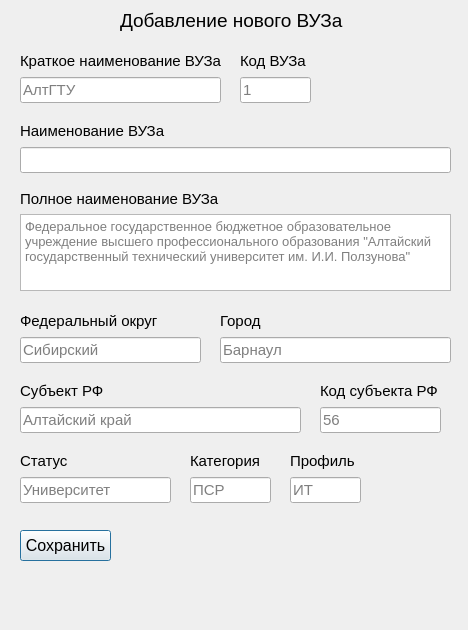
First picture: the form in ui/create_vuz.ui, repository came0987/dbms_mpei, before the edit.
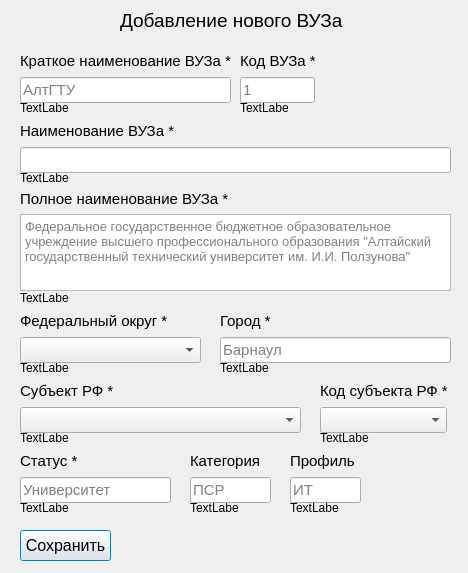
Second picture: the form after the edit.

Commit message: ui: changes in main ui, add grnti,vuz create modal windows

What changed in the file:
```diff
--- a/ui/create_vuz.ui
+++ b/ui/create_vuz.ui
@@ -7,7 +7,7 @@
     <x>0</x>
     <y>0</y>
     <width>468</width>
-    <height>630</height>
+    <height>573</height>
    </rect>
   </property>
   <property name="windowTitle">
@@ -49,7 +49,7 @@
     <string>Сохранить</string>
    </property>
   </widget>
-  <widget class="QWidget" name="">
+  <widget class="QWidget" name="layoutWidget">
    <property name="geometry">
     <rect>
      <x>20</x>
@@ -67,7 +67,7 @@
        </font>
       </property>
       <property name="text">
-       <string>Наименование ВУЗа</string>
+       <string>Наименование ВУЗа *</string>
       </property>
      </widget>
     </item>
@@ -82,7 +82,7 @@
     </item>
    </layout>
   </widget>
-  <widget class="QWidget" name="">
+  <widget class="QWidget" name="layoutWidget">
    <property name="geometry">
     <rect>
      <x>20</x>
@@ -100,7 +100,7 @@
        </font>
       </property>
       <property name="text">
-       <string>Полное наименование ВУЗа</string>
+       <string>Полное наименование ВУЗа *</string>
       </property>
      </widget>
     </item>
@@ -128,12 +128,12 @@
     </item>
    </layout>
   </widget>
-  <widget class="QWidget" name="">
+  <widget class="QWidget" name="layoutWidget">
    <property name="geometry">
     <rect>
      <x>20</x>
      <y>50</y>
-     <width>201</width>
+     <width>211</width>
      <height>53</height>
     </rect>
    </property>
@@ -146,7 +146,7 @@
        </font>
       </property>
       <property name="text">
-       <string>Краткое наименование ВУЗа</string>
+       <string>Краткое наименование ВУЗа *</string>
       </property>
      </widget>
     </item>
@@ -164,12 +164,12 @@
     </item>
    </layout>
   </widget>
-  <widget class="QWidget" name="">
+  <widget class="QWidget" name="layoutWidget">
    <property name="geometry">
     <rect>
      <x>240</x>
      <y>50</y>
-     <width>71</width>
+     <width>75</width>
      <height>53</height>
     </rect>
    </property>
@@ -182,7 +182,7 @@
        </font>
       </property>
       <property name="text">
-       <string>Код ВУЗа</string>
+       <string>Код ВУЗа *</string>
       </property>
      </widget>
     </item>
@@ -200,7 +200,7 @@
     </item>
    </layout>
   </widget>
-  <widget class="QWidget" name="">
+  <widget class="QWidget" name="layoutWidget">
    <property name="geometry">
     <rect>
      <x>20</x>
@@ -218,28 +218,22 @@
        </font>
       </property>
       <property name="text">
-       <string>Федеральный округ</string>
+       <string>Федеральный округ *</string>
       </property>
      </widget>
     </item>
     <item>
-     <widget class="QLineEdit" name="lineEdit_2">
+     <widget class="QComboBox" name="comboBox">
       <property name="font">
        <font>
         <pointsize>11</pointsize>
        </font>
       </property>
-      <property name="text">
-       <string/>
-      </property>
-      <property name="placeholderText">
-       <string>Сибирский</string>
-      </property>
      </widget>
     </item>
    </layout>
   </widget>
-  <widget class="QWidget" name="">
+  <widget class="QWidget" name="layoutWidget">
    <property name="geometry">
     <rect>
      <x>220</x>
@@ -257,7 +251,7 @@
        </font>
       </property>
       <property name="text">
-       <string>Город</string>
+       <string>Город *</string>
       </property>
      </widget>
     </item>
@@ -278,7 +272,7 @@
     </item>
    </layout>
   </widget>
-  <widget class="QWidget" name="">
+  <widget class="QWidget" name="layoutWidget">
    <property name="geometry">
     <rect>
      <x>20</x>
@@ -296,7 +290,7 @@
        </font>
       </property>
       <property name="text">
-       <string>Статус</string>
+       <string>Статус *</string>
       </property>
      </widget>
     </item>
@@ -314,7 +308,7 @@
     </item>
    </layout>
   </widget>
-  <widget class="QWidget" name="">
+  <widget class="QWidget" name="layoutWidget">
    <property name="geometry">
     <rect>
      <x>20</x>
@@ -332,28 +326,22 @@
        </font>
       </property>
       <property name="text">
-       <string>Субъект РФ</string>
+       <string>Субъект РФ *</string>
       </property>
      </widget>
     </item>
     <item>
-     <widget class="QLineEdit" name="lineEdit_7">
+     <widget class="QComboBox" name="comboBox_2">
       <property name="font">
        <font>
         <pointsize>11</pointsize>
        </font>
       </property>
-      <property name="text">
-       <string/>
-      </property>
-      <property name="placeholderText">
-       <string>Алтайский край</string>
-      </property>
      </widget>
     </item>
    </layout>
   </widget>
-  <widget class="QWidget" name="">
+  <widget class="QWidget" name="layoutWidget">
    <property name="geometry">
     <rect>
      <x>190</x>
@@ -392,7 +380,7 @@
     </item>
    </layout>
   </widget>
-  <widget class="QWidget" name="">
+  <widget class="QWidget" name="layoutWidget">
    <property name="geometry">
     <rect>
      <x>290</x>
@@ -431,12 +419,12 @@
     </item>
    </layout>
   </widget>
-  <widget class="QWidget" name="">
+  <widget class="QWidget" name="layoutWidget">
    <property name="geometry">
     <rect>
      <x>320</x>
      <y>380</y>
-     <width>121</width>
+     <width>127</width>
      <height>53</height>
     </rect>
    </property>
@@ -449,24 +437,164 @@
        </font>
       </property>
       <property name="text">
-       <string>Код субъекта РФ</string>
+       <string>Код субъекта РФ *</string>
       </property>
      </widget>
     </item>
     <item>
-     <widget class="QLineEdit" name="lineEdit_10">
+     <widget class="QComboBox" name="comboBox_3">
       <property name="font">
        <font>
         <pointsize>11</pointsize>
        </font>
       </property>
-      <property name="placeholderText">
-       <string>56</string>
-      </property>
      </widget>
     </item>
    </layout>
   </widget>
+  <widget class="QLabel" name="label_13">
+   <property name="geometry">
+    <rect>
+     <x>20</x>
+     <y>100</y>
+     <width>49</width>
+     <height>16</height>
+    </rect>
+   </property>
+   <property name="text">
+    <string>TextLabel</string>
+   </property>
+  </widget>
+  <widget class="QLabel" name="label_14">
+   <property name="geometry">
+    <rect>
+     <x>240</x>
+     <y>100</y>
+     <width>49</width>
+     <height>16</height>
+    </rect>
+   </property>
+   <property name="text">
+    <string>TextLabel</string>
+   </property>
+  </widget>
+  <widget class="QLabel" name="label_15">
+   <property name="geometry">
+    <rect>
+     <x>20</x>
+     <y>170</y>
+     <width>49</width>
+     <height>16</height>
+    </rect>
+   </property>
+   <property name="text">
+    <string>TextLabel</string>
+   </property>
+  </widget>
+  <widget class="QLabel" name="label_16">
+   <property name="geometry">
+    <rect>
+     <x>20</x>
+     <y>290</y>
+     <width>49</width>
+     <height>16</height>
+    </rect>
+   </property>
+   <property name="text">
+    <string>TextLabel</string>
+   </property>
+  </widget>
+  <widget class="QLabel" name="label_17">
+   <property name="geometry">
+    <rect>
+     <x>20</x>
+     <y>360</y>
+     <width>49</width>
+     <height>16</height>
+    </rect>
+   </property>
+   <property name="text">
+    <string>TextLabel</string>
+   </property>
+  </widget>
+  <widget class="QLabel" name="label_18">
+   <property name="geometry">
+    <rect>
+     <x>220</x>
+     <y>360</y>
+     <width>49</width>
+     <height>16</height>
+    </rect>
+   </property>
+   <property name="text">
+    <string>TextLabel</string>
+   </property>
+  </widget>
+  <widget class="QLabel" name="label_19">
+   <property name="geometry">
+    <rect>
+     <x>20</x>
+     <y>430</y>
+     <width>49</width>
+     <height>16</height>
+    </rect>
+   </property>
+   <property name="text">
+    <string>TextLabel</string>
+   </property>
+  </widget>
+  <widget class="QLabel" name="label_20">
+   <property name="geometry">
+    <rect>
+     <x>320</x>
+     <y>430</y>
+     <width>49</width>
+     <height>16</height>
+    </rect>
+   </property>
+   <property name="text">
+    <string>TextLabel</string>
+   </property>
+  </widget>
+  <widget class="QLabel" name="label_21">
+   <property name="geometry">
+    <rect>
+     <x>20</x>
+     <y>500</y>
+     <width>49</width>
+     <height>16</height>
+    </rect>
+   </property>
+   <property name="text">
+    <string>TextLabel</string>
+   </property>
+  </widget>
+  <widget class="QLabel" name="label_22">
+   <property name="geometry">
+    <rect>
+     <x>190</x>
+     <y>500</y>
+     <width>49</width>
+     <height>16</height>
+    </rect>
+   </property>
+   <property name="text">
+    <string>TextLabel</string>
+   </property>
+  </widget>
+  <widget class="QLabel" name="label_23">
+   <property name="geometry">
+    <rect>
+     <x>290</x>
+     <y>500</y>
+     <width>49</width>
+     <height>16</height>
+    </rect>
+   </property>
+   <property name="text">
+    <string>TextLabel</string>
+   </property>
+  </widget>
  </widget>
  <resources/>
  <connections/>
```
The commit also changes 5 other files.
